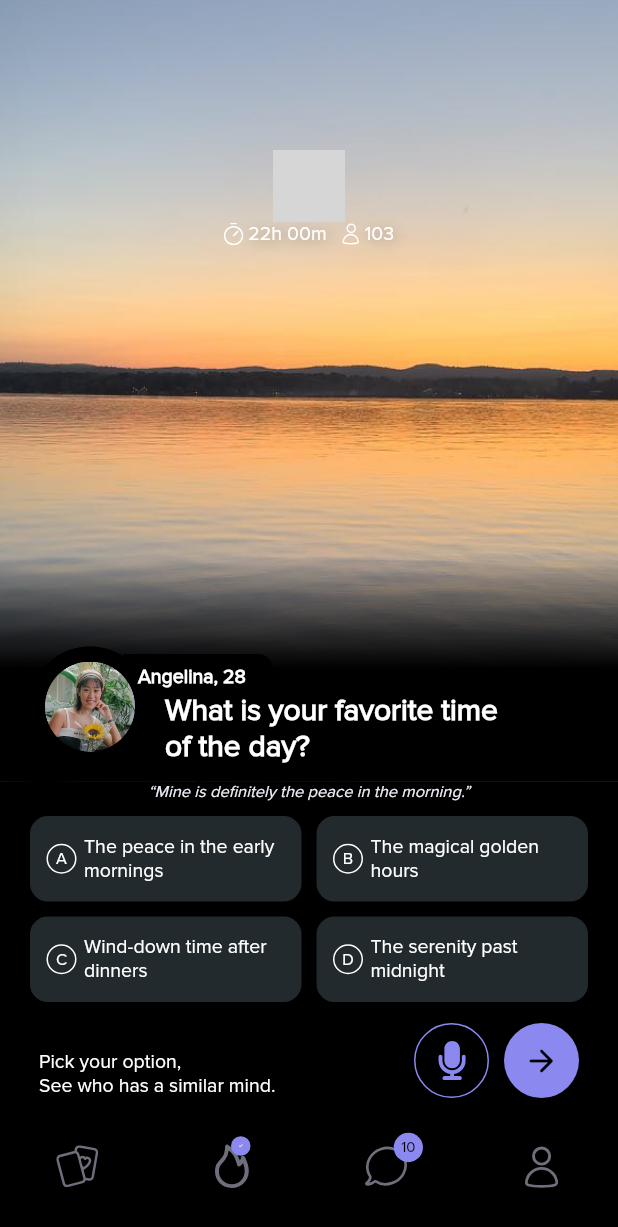
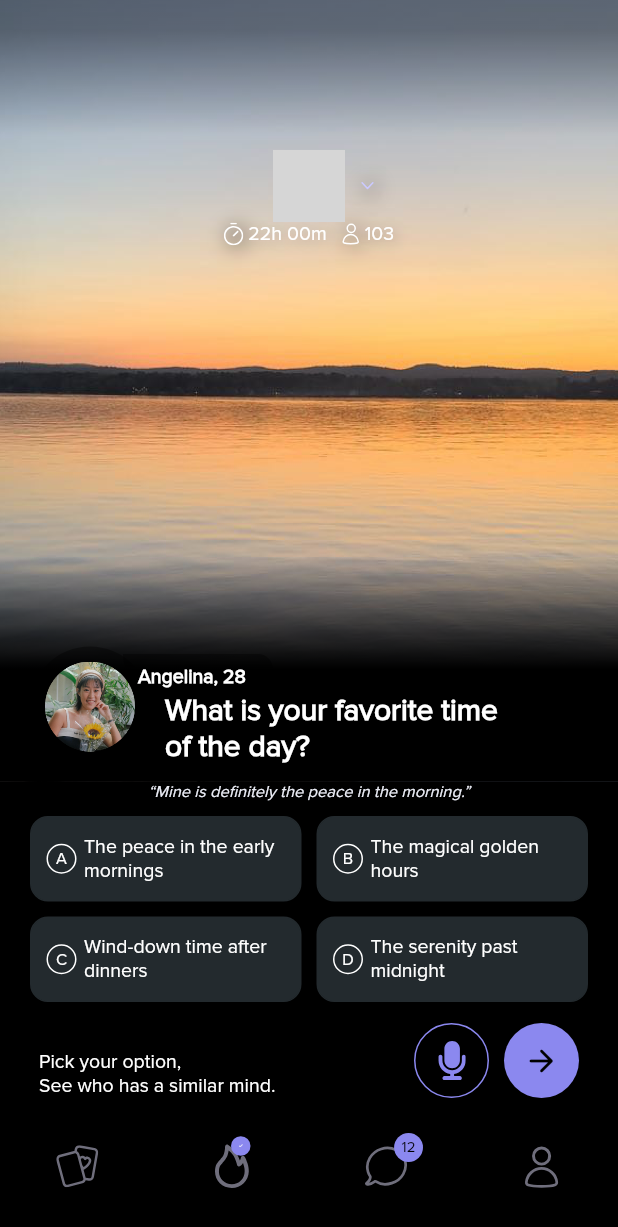
Before and after one commit to mik3yyy/stroll_test, a Flutter app: the screen it shows after launch, on a phone screen of 412 x 824 dp. Shown: the top 1227 px of the screen. Run offline on Flutter 3.47's test engine with Material 3 defaults, Android fonts, the phone set to English and light mode, and no system bars; drawn by our look-alikes of animated_text_kit, auto_size_text, badges, widget_and_text_animator; our stand-ins replace dartz, dio, equatable, flutter_bloc, flutter_dotenv, flutter_svg and 7 more; missing offline and left inert: dart:ffi, overflow_text_animated; accounts and stored records are empty; grey boxes are pictures that could not be loaded.

Commit message:
UI fixes

```diff
--- a/lib/features/home/presentation/views/home_page.dart
+++ b/lib/features/home/presentation/views/home_page.dart
@@ -50,6 +50,7 @@ class _HomePageState extends State<HomePage> {
                       Row(
                         mainAxisAlignment: MainAxisAlignment.center,
                         children: [
+                          Gap(20),
                           OverflowTextAnimated(
                             text: "Stroll Bonfire",
                             style: context.textTheme.displayLarge?.copyWith(
@@ -70,6 +71,24 @@ class _HomePageState extends State<HomePage> {
                             animateDuration: const Duration(milliseconds: 1500),
                             delay: const Duration(milliseconds: 500),
                           ),
+                          const Gap(10),
+                          Column(
+                            children: [
+                              Container(
+                                decoration: BoxDecoration(boxShadow: [
+                                  BoxShadow(
+                                    color: Colors.black
+                                        .withOpacity(0.2), // Shadow color
+                                    offset: const Offset(2, 2),
+                                    blurRadius: 10,
+                                  )
+                                ]),
+                                child: Assets
+                                    .application.assets.images.arrowDown
+                                    .svg(width: 10, height: 10),
+                              ),
+                            ],
+                          )
                         ],
                       ),
                       Row(
@@ -77,7 +96,18 @@ class _HomePageState extends State<HomePage> {
                         children: [
                           Row(
                             children: [
-                              Assets.application.assets.images.timer.svg(),
+                              Container(
+                                decoration: BoxDecoration(boxShadow: [
+                                  BoxShadow(
+                                    color: Colors.black
+                                        .withOpacity(0.3), // Shadow color
+                                    offset: const Offset(2, 2),
+                                    blurRadius: 10,
+                                  )
+                                ]),
+                                child: Assets.application.assets.images.timer
+                                    .svg(),
+                              ),
                               Text(
                                 " 22h 00m",
                                 style: context.textTheme.bodyMedium?.copyWith(
@@ -85,7 +115,7 @@ class _HomePageState extends State<HomePage> {
                                   shadows: [
                                     Shadow(
                                       color: Colors.black
-                                          .withOpacity(0.3), // Shadow color
+                                          .withOpacity(0.2), // Shadow color
                                       offset: const Offset(2, 2),
                                       blurRadius: 10,
                                     ),
@@ -97,7 +127,18 @@ class _HomePageState extends State<HomePage> {
                           const Gap(10),
                           Row(
                             children: [
-                              Assets.application.assets.images.person.svg(),
+                              Container(
+                                decoration: BoxDecoration(boxShadow: [
+                                  BoxShadow(
+                                    color: Colors.black
+                                        .withOpacity(0.2), // Shadow color
+                                    offset: const Offset(2, 2),
+                                    blurRadius: 10,
+                                  )
+                                ]),
+                                child: Assets.application.assets.images.person
+                                    .svg(),
+                              ),
                               Text(
                                 " 103",
                                 style: context.textTheme.bodyMedium?.copyWith(
@@ -117,6 +158,23 @@ class _HomePageState extends State<HomePage> {
                         ],
                       )
                     ],
+                  ),
+                ),
+              ),
+              Positioned(
+                top: 0,
+                child: Container(
+                  height: 100,
+                  width: context.screenWidth,
+                  decoration: BoxDecoration(
+                    gradient: LinearGradient(
+                        colors: [
+                          Colors.transparent,
+                          context.colors.black.withOpacity(.4),
+                        ],
+                        begin: Alignment.bottomCenter,
+                        end: Alignment.topCenter,
+                        stops: [0.1, 0.8]),
                   ),
                 ),
               ),
@@ -155,13 +213,17 @@ class _HomePageState extends State<HomePage> {
                                         borderRadius: BorderRadius.circular(0),
                                         elevation: 0,
                                       ),
+                                      badgeAnimation:
+                                          badges.BadgeAnimation.slide(
+                                              animationDuration: Duration.zero),
                                       badgeContent: Container(
                                         width: 100,
                                         height: 30,
                                         padding: const EdgeInsets.symmetric(
                                             vertical: 5),
                                         decoration: BoxDecoration(
-                                            color: context.colors.black,
+                                            color: context.colors.black
+                                                .withOpacity(.4),
                                             borderRadius:
                                                 const BorderRadius.only(
                                               topRight: Radius.circular(10),
@@ -185,17 +247,9 @@ class _HomePageState extends State<HomePage> {
                                         ),
                                       ),
                                       child: Container(
-                                        decoration: BoxDecoration(
-                                          color: context.colors.black,
-                                          borderRadius: const BorderRadius.only(
-                                            topRight: Radius.circular(40),
-                                            topLeft: Radius.circular(40),
-                                            bottomLeft: Radius.circular(40),
-                                            bottomRight: Radius.circular(40),
-                                          ),
-                                        ),
                                         child: CircleAvatar(
-                                          backgroundColor: context.colors.black,
+                                          backgroundColor: context.colors.black
+                                              .withOpacity(.4),
                                           radius: 40,
                                           child: Assets
                                               .application.assets.images.image
--- a/lib/features/main/presentation/views/main_page.dart
+++ b/lib/features/main/presentation/views/main_page.dart
@@ -78,7 +78,7 @@ class _MainPageState extends State<MainPage> {
               ignorePointer: false,
               onTap: () {},
               badgeContent: const Text(
-                "10",
+                "12",
                 style: TextStyle(fontSize: 10),
               ),
               badgeAnimation: const badges.BadgeAnimation.rotation(
```
